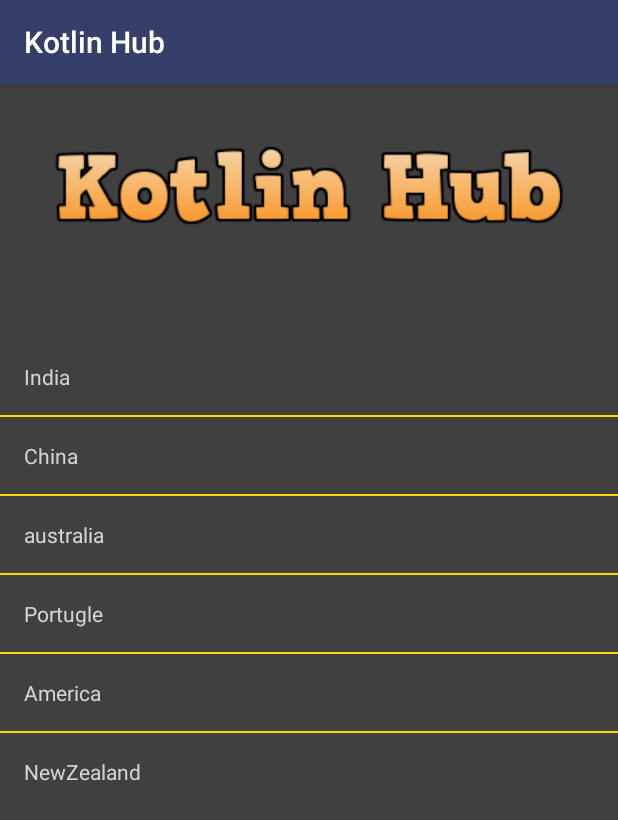
After one commit to nanda248/kotlinHub, an Android app: the manage_user screen opened directly, with no data from a screen before it, on a phone screen of 412 x 824 dp. The commit adds this screen. Shown: the top 820 px of the screen. Run offline under Robolectric (Android 15) with nearby library versions, the phone set to English and light mode, and no system bars.

Commit message:
manage user account page in progress

```diff
--- a/app/src/main/AndroidManifest.xml
+++ b/app/src/main/AndroidManifest.xml
@@ -22,14 +22,16 @@
         <activity
             android:name=".activities.register"
             android:screenOrientation="portrait"
-            android:theme="@style/Theme.AppCompat.NoActionBar"/>
+            android:theme="@style/Theme.AppCompat.NoActionBar" />
         <activity
             android:name=".activities.user_home"
             android:screenOrientation="portrait" />
         <activity
             android:name=".activities.user_profile"
             android:label="@string/title_activity_user_profile"
-            android:theme="@style/AppTheme.NoActionBar"></activity>
+            android:theme="@style/AppTheme.NoActionBar" />
+        <activity android:name=".activities.manage_user" />
+        <activity android:name=".listview_users"></activity>
     </application>
 
 </manifest>
--- a/app/src/main/java/com/example/nanda/kotlinhub/activities/MainActivity.kt
+++ b/app/src/main/java/com/example/nanda/kotlinhub/activities/MainActivity.kt
@@ -44,6 +44,12 @@ class MainActivity : AppCompatActivity() {
             }
         }
 
+        val goToManageUserPage = findViewById<TextView>(R.id.manageUserAccounts)
+        goToManageUserPage.setOnClickListener {
+            val myIntent = Intent(this, manage_user::class.java)
+            startActivity(myIntent)
+        }
+
         userDBHelper = UserDBHelper(this)
     }
 
--- /dev/null
+++ b/app/src/main/java/com/example/nanda/kotlinhub/activities/manage_user.kt
@@ -0,0 +1,45 @@
+package com.example.nanda.kotlinhub.activities
+
+import android.os.Bundle
+import android.support.v7.app.AppCompatActivity
+import android.widget.ArrayAdapter
+import android.widget.ListView
+import com.example.nanda.kotlinhub.R
+import com.example.nanda.kotlinhub.helper.UserDBHelper
+
+
+class manage_user : AppCompatActivity() {
+
+    lateinit var userDBHelper: UserDBHelper
+    lateinit var userList: ListView
+    var countryList = arrayOf("India", "China", "australia", "Portugle", "America", "NewZealand")
+
+
+    override fun onCreate(savedInstanceState: Bundle?) {
+
+        super.onCreate(savedInstanceState)
+        setContentView(R.layout.activity_manage_user)
+
+        userDBHelper = UserDBHelper(this)
+        showUserList()
+
+    }
+
+    fun showUserList() {
+
+        userList = findViewById(R.id.lv_user_accounts)
+
+        val arrayAdapter = ArrayAdapter(this, R.layout.activity_listview_users, R.id.tv_user_list, countryList)
+        userList.setAdapter(arrayAdapter)
+
+        val allUsers = userDBHelper.getAllUsers()
+        println("GETTING ALL USERS :::: YAY::: ")
+        println(allUsers)
+//        val userArray = arrayOfNulls<String>(allUsers.size)
+//        allUsers.toArray(userArray)
+//        println("CONVERTING arraylist to array: ")
+//        println(countryList)
+//        println(userArray)
+
+    }
+}
--- a/app/src/main/java/com/example/nanda/kotlinhub/table/UserTableInfo.kt
+++ b/app/src/main/java/com/example/nanda/kotlinhub/table/UserTableInfo.kt
@@ -10,5 +10,6 @@ class UserTableInfo : BaseColumns {
         val COLUMN_EMAIL = "email"
         val COLUMN_POINTS = "points"
         val COLUMN_ISLOGGEDIN = "isLoggedIn"
+        // val COLUMN_PROGRESS is a number which is the id of the topic.
     }
 }
--- /dev/null
+++ b/app/src/main/res/layout/activity_listview_users.xml
@@ -0,0 +1,18 @@
+<?xml version="1.0" encoding="utf-8"?>
+<LinearLayout xmlns:android="http://schemas.android.com/apk/res/android"
+    xmlns:app="http://schemas.android.com/apk/res-auto"
+    xmlns:tools="http://schemas.android.com/tools"
+    android:layout_width="match_parent"
+    android:layout_height="match_parent"
+    android:orientation="vertical"
+    tools:context=".listview_users">
+
+    <TextView
+        android:id="@+id/tv_user_list"
+        android:layout_width="fill_parent"
+        android:layout_height="wrap_content"
+        android:layout_gravity="center"
+        android:padding="@dimen/activity_horizontal_margin"
+        android:textColor="@color/grey" />
+
+</LinearLayout>
--- /dev/null
+++ b/app/src/main/res/layout/activity_manage_user.xml
@@ -0,0 +1,47 @@
+<?xml version="1.0" encoding="utf-8"?>
+<LinearLayout xmlns:android="http://schemas.android.com/apk/res/android"
+    xmlns:app="http://schemas.android.com/apk/res-auto"
+    xmlns:tools="http://schemas.android.com/tools"
+    android:layout_width="match_parent"
+    android:layout_height="match_parent"
+    android:orientation="vertical"
+    android:background="@color/black"
+    tools:context=".activities.register">
+
+    <LinearLayout
+        android:layout_width="match_parent"
+        android:layout_height="0dp"
+        android:layout_margin="10dp"
+        android:layout_weight="1"
+        android:orientation="vertical">
+
+        <ImageView
+            android:id="@+id/imageView2"
+            android:layout_width="match_parent"
+            android:layout_height="wrap_content"
+            android:layout_margin="20dp"
+            android:layout_marginTop="40dp"
+            app:srcCompat="@drawable/kotlinhubtext" />
+
+    </LinearLayout>
+
+    <LinearLayout
+        android:layout_width="match_parent"
+        android:layout_height="0dp"
+        android:layout_weight="4"
+        android:orientation="vertical">
+
+        <ListView
+            android:id="@+id/lv_user_accounts"
+            android:layout_width="match_parent"
+            android:layout_height="wrap_content"
+            android:divider="@color/gold"
+            android:listSelector="@color/grey"
+            android:dividerHeight="1dp">
+
+        </ListView>
+
+    </LinearLayout>
+
+
+</LinearLayout>
--- a/app/src/main/res/values/strings.xml
+++ b/app/src/main/res/values/strings.xml
@@ -8,7 +8,7 @@
     <string name="btn_lessons">Lessons</string>
     <string name="btn_logout">Logout</string>
 
-    <!--text field names-->
+    <!--input text field names-->
     <string name="tf_username">User Name</string>
     <string name="tf_password">Password</string>
     <string name="tf_email">Email</string>
@@ -25,6 +25,7 @@
     <string name="nav_header_desc">Navigation header</string>
     <string name="action_logout">Logout</string>
     <string name="title_activity_user_profile">Kotlin Hub</string>
+    <string name="txt_manage_user_accounts">Manage User Accounts</string>
 
     <!-- Fragment -->
     <string name="user_fragment">Hello blank user profile fragment. here here here</string>
```
Also changed, not shown: app/src/main/java/com/example/nanda/kotlinhub/activities/register.kt (+13 -8 lines), app/src/main/java/com/example/nanda/kotlinhub/listview_users.kt (added, +12 -0 lines), app/src/main/res/layout/activity_main.xml (+10 -1 lines).
